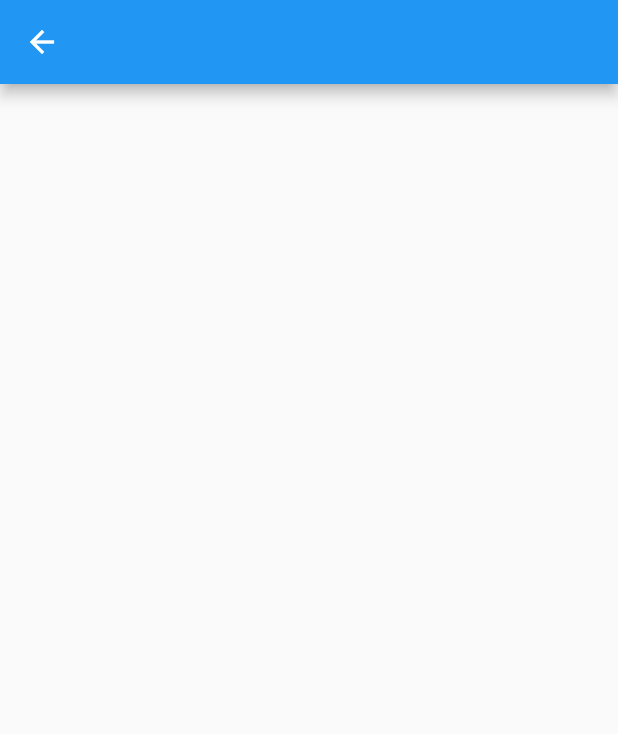
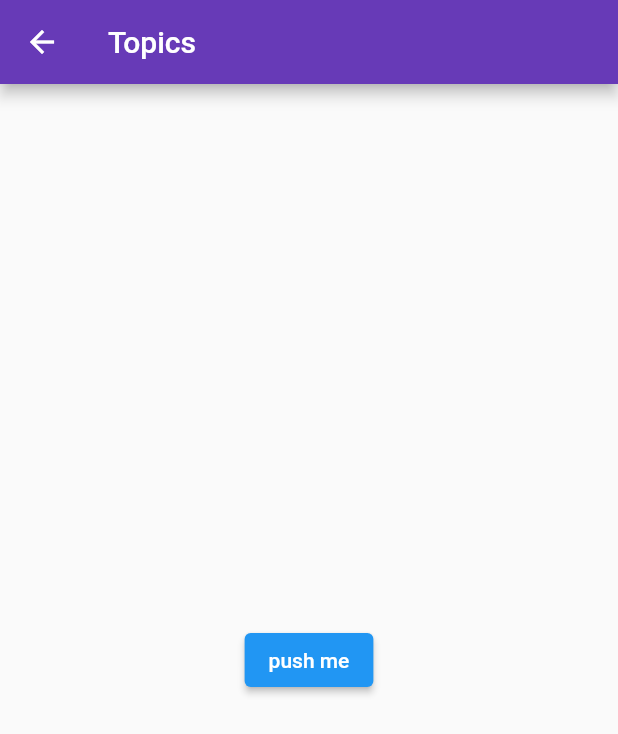
Before and after one commit to indev-io/theory_mountain, a Flutter app: the screen it shows once a user with an empty profile is signed in, item 2 of the bottom bar chosen, on a phone screen of 412 x 824 dp. Shown: the top 734 px of the screen. Run offline on Flutter 3.47's test engine with Material 2 defaults, Android fonts, the light colour scheme and no system bars; our stand-ins replace cloud_firestore, firebase_auth, firebase_core, font_awesome_flutter, google_fonts, google_sign_in and 1 more; accounts and stored records are empty; Roboto replaces fonts that are missing (Nobile).

Commit message:
Options added

```diff
--- /dev/null
+++ b/lib/options/options.dart
@@ -0,0 +1,23 @@
+import 'package:flutter/material.dart';
+import 'package:flutter/src/widgets/container.dart';
+import 'package:flutter/src/widgets/framework.dart';
+
+class OptionsScreen extends StatelessWidget {
+  const OptionsScreen({super.key});
+
+  @override
+  Widget build(BuildContext context) {
+    return Scaffold(
+      appBar: AppBar(
+        backgroundColor: Colors.deepPurple,
+        title: const Text('Topics'),
+      ),
+      body: Center(
+        child: ElevatedButton(
+          onPressed: () => debugPrint('Is this button working?'),
+          child: const Text('push me'),
+        ),
+      ),
+    );
+  }
+}
--- a/lib/routes.dart
+++ b/lib/routes.dart
@@ -1,4 +1,5 @@
 import 'package:theory_mountain/about/about.dart';
+import 'package:theory_mountain/options/options.dart';
 import 'package:theory_mountain/profile/profile.dart';
 import 'package:theory_mountain/login/login.dart';
 import 'package:theory_mountain/topics/topics.dart';
@@ -10,4 +11,5 @@ var appRoutes = {
   '/topics': (context) => const TopicsScreen(),
   '/profile': (context) => const ProfileScreen(),
   '/about': (context) => const AboutScreen(),
+  '/options': (context) => const OptionsScreen()
 };
--- a/lib/shared/bottom_nav.dart
+++ b/lib/shared/bottom_nav.dart
@@ -17,10 +17,10 @@ class BottomNavBar extends StatelessWidget {
           ),
           BottomNavigationBarItem(
             icon: Icon(
-              FontAwesomeIcons.bolt,
+              FontAwesomeIcons.gear,
               size: 20,
             ),
-            label: 'About',
+            label: 'Options',
           ),
           BottomNavigationBarItem(
             icon: Icon(
@@ -36,7 +36,7 @@ class BottomNavBar extends StatelessWidget {
             case 0:
               break;
             case 1:
-              Navigator.pushNamed(context, '/about');
+              Navigator.pushNamed(context, '/options');
               break;
             case 2:
               Navigator.pushNamed(context, '/profile');
```
